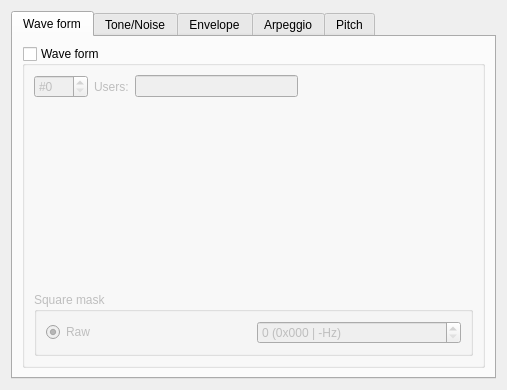
Before: the Qt Designer form BambooTracker/gui/instrument_editor/instrument_editor_ssg_form.ui in BambooTracker/BambooTracker, drawn with Qt 5.
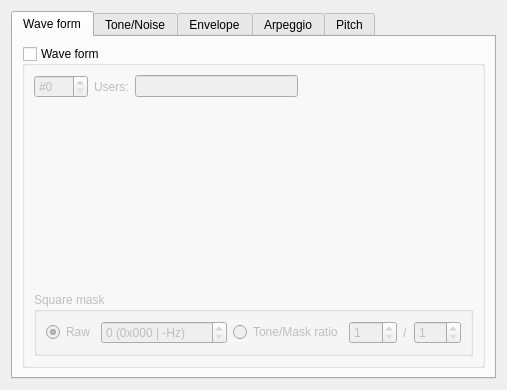
After: the same form once the commit is applied. Custom widgets are drawn as their Qt base class.

Commit message: tone/square-mask frequency ratio in SSG waveform edit

```diff
--- a/BambooTracker/gui/instrument_editor/instrument_editor_ssg_form.ui
+++ b/BambooTracker/gui/instrument_editor/instrument_editor_ssg_form.ui
@@ -81,6 +81,49 @@
                </property>
               </widget>
              </item>
+             <item>
+              <widget class="QRadioButton" name="squareMaskRatioRadioButton">
+               <property name="text">
+                <string>Tone/Mask ratio</string>
+               </property>
+               <attribute name="buttonGroup">
+                <string notr="true">squareMaskButtonGroup</string>
+               </attribute>
+              </widget>
+             </item>
+             <item>
+              <widget class="QSpinBox" name="squareMaskToneSpinBox">
+               <property name="minimum">
+                <number>1</number>
+               </property>
+               <property name="maximum">
+                <number>8</number>
+               </property>
+              </widget>
+             </item>
+             <item>
+              <widget class="QLabel" name="squareMaskRatioLabel">
+               <property name="sizePolicy">
+                <sizepolicy hsizetype="Maximum" vsizetype="Preferred">
+                 <horstretch>0</horstretch>
+                 <verstretch>0</verstretch>
+                </sizepolicy>
+               </property>
+               <property name="text">
+                <string>/</string>
+               </property>
+              </widget>
+             </item>
+             <item>
+              <widget class="QSpinBox" name="squareMaskMaskSpinBox">
+               <property name="minimum">
+                <number>1</number>
+               </property>
+               <property name="maximum">
+                <number>8</number>
+               </property>
+              </widget>
+             </item>
             </layout>
            </widget>
           </item>
```
Left out of the diff: 2 changed lines with no effect on the pictures. The commit also changes 9 other files.
